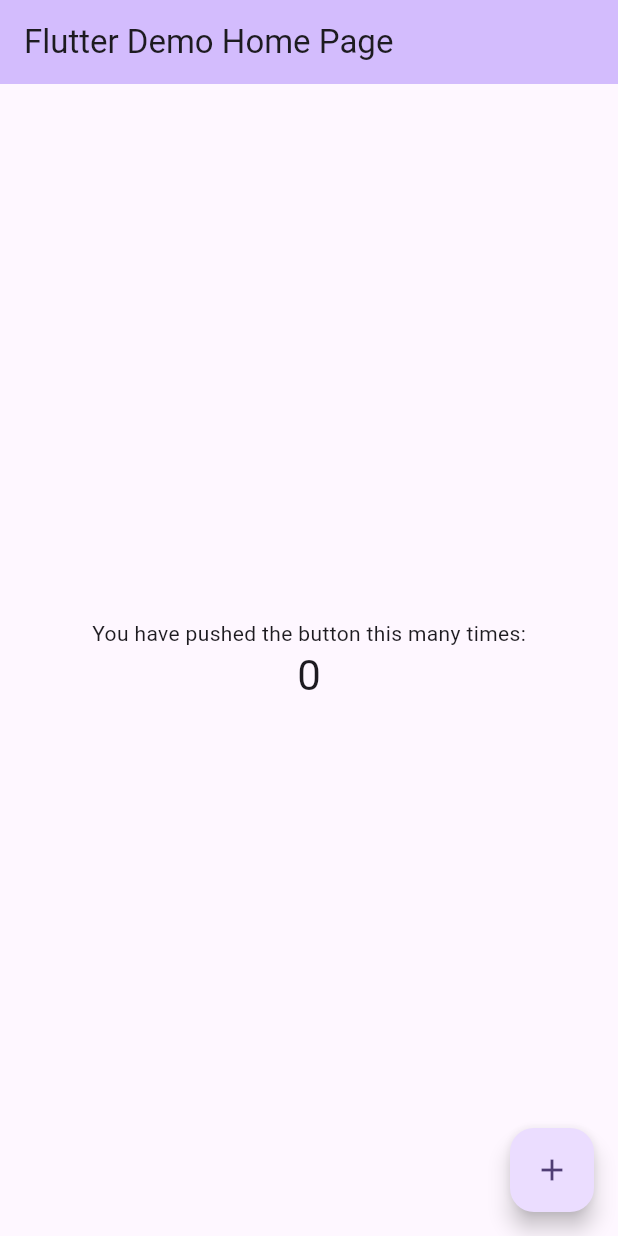
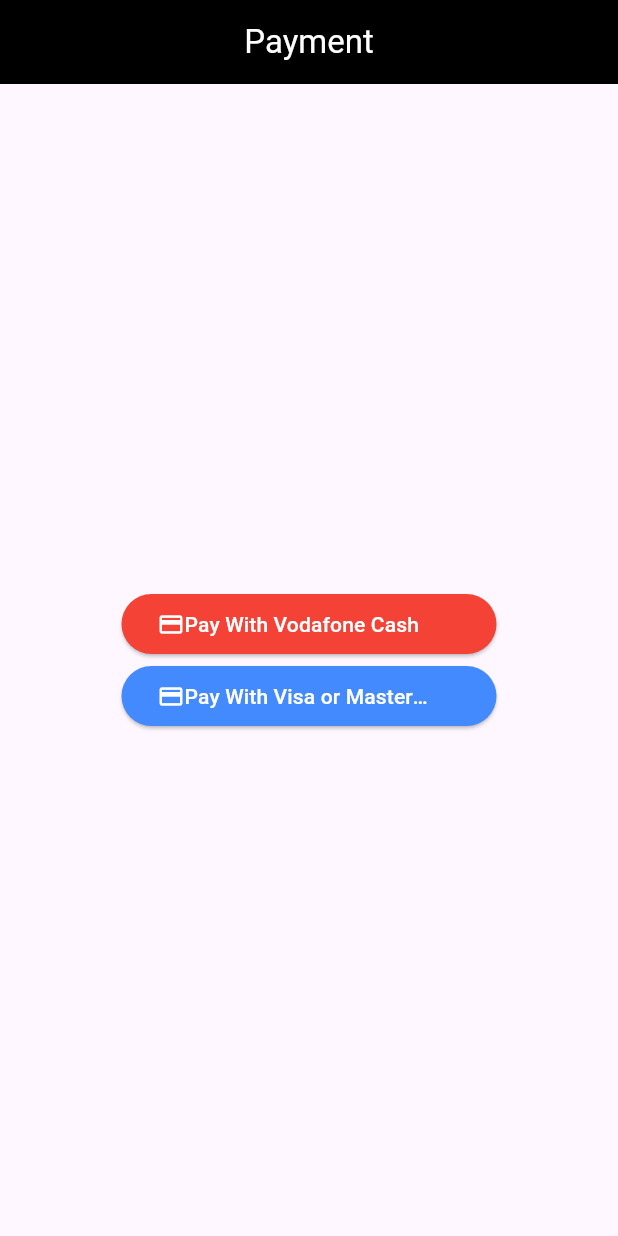
Before and after one commit to Ahmeddmoustafa/Payment-Gate, a Flutter app: the screen it shows after launch, on a phone screen of 412 x 824 dp. Run offline on Flutter 3.47's test engine with Material 2 defaults, Android fonts, the phone set to English and light mode, and no system bars; our stand-ins replace dio.

Commit message:
vodafone cash & master card finished

```diff
--- a/payment_app/lib/main.dart
+++ b/payment_app/lib/main.dart
@@ -1,4 +1,7 @@
 import 'package:flutter/material.dart';
+import 'package:payment_app/pay_button.dart';
+import 'package:payment_app/payment_manage.dart';
+import 'package:url_launcher/url_launcher.dart';
 
 void main() {
   runApp(const MyApp());
@@ -13,40 +16,16 @@ class MyApp extends StatelessWidget {
     return MaterialApp(
       title: 'Flutter Demo',
       theme: ThemeData(
-        // This is the theme of your application.
-        //
-        // TRY THIS: Try running your application with "flutter run". You'll see
-        // the application has a blue toolbar. Then, without quitting the app,
-        // try changing the seedColor in the colorScheme below to Colors.green
-        // and then invoke "hot reload" (save your changes or press the "hot
-        // reload" button in a Flutter-supported IDE, or press "r" if you used
-        // the command line to start the app).
-        //
-        // Notice that the counter didn't reset back to zero; the application
-        // state is not lost during the reload. To reset the state, use hot
-        // restart instead.
-        //
-        // This works for code too, not just values: Most code changes can be
-        // tested with just a hot reload.
         colorScheme: ColorScheme.fromSeed(seedColor: Colors.deepPurple),
         useMaterial3: true,
       ),
-      home: const MyHomePage(title: 'Flutter Demo Home Page'),
+      home: const MyHomePage(title: 'Payment'),
     );
   }
 }
 
 class MyHomePage extends StatefulWidget {
   const MyHomePage({super.key, required this.title});
-
-  // This widget is the home page of your application. It is stateful, meaning
-  // that it has a State object (defined below) that contains fields that affect
-  // how it looks.
-
-  // This class is the configuration for the state. It holds the values (in this
-  // case the title) provided by the parent (in this case the App widget) and
-  // used by the build method of the State. Fields in a Widget subclass are
-  // always marked "final".
 
   final String title;
 
@@ -55,71 +34,48 @@ class MyHomePage extends StatefulWidget {
 }
 
 class _MyHomePageState extends State<MyHomePage> {
-  int _counter = 0;
+  final PaymentManager _paymentManager = PaymentManager();
+  void _visaPay() async {
+    final token = await _paymentManager.payWithVisa(1, "EGP");
+    launchUrl(Uri.parse(
+        "https://accept.paymob.com/api/acceptance/iframes/804240?payment_token=$token"));
+  }
 
-  void _incrementCounter() {
-    setState(() {
-      // This call to setState tells the Flutter framework that something has
-      // changed in this State, which causes it to rerun the build method below
-      // so that the display can reflect the updated values. If we changed
-      // _counter without calling setState(), then the build method would not be
-      // called again, and so nothing would appear to happen.
-      _counter++;
-    });
+  void _walletPay() async {
+    final url = await _paymentManager.payWithWallet(1, "EGP");
+    launchUrl(Uri.parse(url));
   }
 
   @override
   Widget build(BuildContext context) {
-    // This method is rerun every time setState is called, for instance as done
-    // by the _incrementCounter method above.
-    //
-    // The Flutter framework has been optimized to make rerunning build methods
-    // fast, so that you can just rebuild anything that needs updating rather
-    // than having to individually change instances of widgets.
     return Scaffold(
       appBar: AppBar(
-        // TRY THIS: Try changing the color here to a specific color (to
-        // Colors.amber, perhaps?) and trigger a hot reload to see the AppBar
-        // change color while the other colors stay the same.
-        backgroundColor: Theme.of(context).colorScheme.inversePrimary,
-        // Here we take the value from the MyHomePage object that was created by
-        // the App.build method, and use it to set our appbar title.
-        title: Text(widget.title),
+        centerTitle: true,
+        backgroundColor: Colors.black,
+        title: Text(
+          widget.title,
+          style: const TextStyle(color: Colors.white),
+        ),
       ),
       body: Center(
-        // Center is a layout widget. It takes a single child and positions it
-        // in the middle of the parent.
         child: Column(
-          // Column is also a layout widget. It takes a list of children and
-          // arranges them vertically. By default, it sizes itself to fit its
-          // children horizontally, and tries to be as tall as its parent.
-          //
-          // Column has various properties to control how it sizes itself and
-          // how it positions its children. Here we use mainAxisAlignment to
-          // center the children vertically; the main axis here is the vertical
-          // axis because Columns are vertical (the cross axis would be
-          // horizontal).
-          //
-          // TRY THIS: Invoke "debug painting" (choose the "Toggle Debug Paint"
-          // action in the IDE, or press "p" in the console), to see the
-          // wireframe for each widget.
           mainAxisAlignment: MainAxisAlignment.center,
           children: <Widget>[
-            const Text(
-              'You have pushed the button this many times:',
+            GestureDetector(
+              child: PayButton(
+                text: "Pay With Vodafone Cash",
+                color: Colors.red,
+                payment: _walletPay,
+              ),
             ),
-            Text(
-              '$_counter',
-              style: Theme.of(context).textTheme.headlineMedium,
+            PayButton(
+              text: "Pay With Visa or Mastercard ",
+              color: Colors.blueAccent,
+              payment: _visaPay,
             ),
           ],
         ),
       ),
-      floatingActionButton: FloatingActionButton(
-        onPressed: _incrementCounter,
-        tooltip: 'Increment',
-        child: const Icon(Icons.add),
-      ), // This trailing comma makes auto-formatting nicer for build methods.
     );
   }
 }
--- /dev/null
+++ b/payment_app/lib/pay_button.dart
@@ -0,0 +1,47 @@
+import 'package:flutter/material.dart';
+
+class PayButton extends StatelessWidget {
+  final String text;
+  final Color color;
+  final Function payment;
+
+  const PayButton({
+    super.key,
+    required this.text,
+    required this.color,
+    required this.payment,
+  });
+
+  @override
+  Widget build(BuildContext context) {
+    return SizedBox(
+      width: 250,
+      child: ElevatedButton(
+          clipBehavior: Clip.none,
+          onPressed: () async {
+            await payment();
+          },
+          style: ButtonStyle(backgroundColor: MaterialStatePropertyAll(color)),
+          child: Row(
+            mainAxisAlignment: MainAxisAlignment.start,
+            children: [
+              const Flexible(
+                flex: 1,
+                child: Icon(
+                  Icons.payment_outlined,
+                  color: Colors.white,
+                ),
+              ),
+              Flexible(
+                flex: 5,
+                child: Text(
+                  text,
+                  style: const TextStyle(
+                      color: Colors.white, overflow: TextOverflow.ellipsis),
+                ),
+              )
+            ],
+          )),
+    );
+  }
+}
--- a/payment_app/pubspec.yaml
+++ b/payment_app/pubspec.yaml
@@ -30,6 +30,8 @@ environment:
 dependencies:
   flutter:
     sdk: flutter
+  dio:
+  url_launcher:
 
 
   # The following adds the Cupertino Icons font to your application.
```
Also changed, not shown: payment_app/lib/payment_manage.dart (added, +131 -0 lines), payment_app/pubspec.lock, 6 other files.
